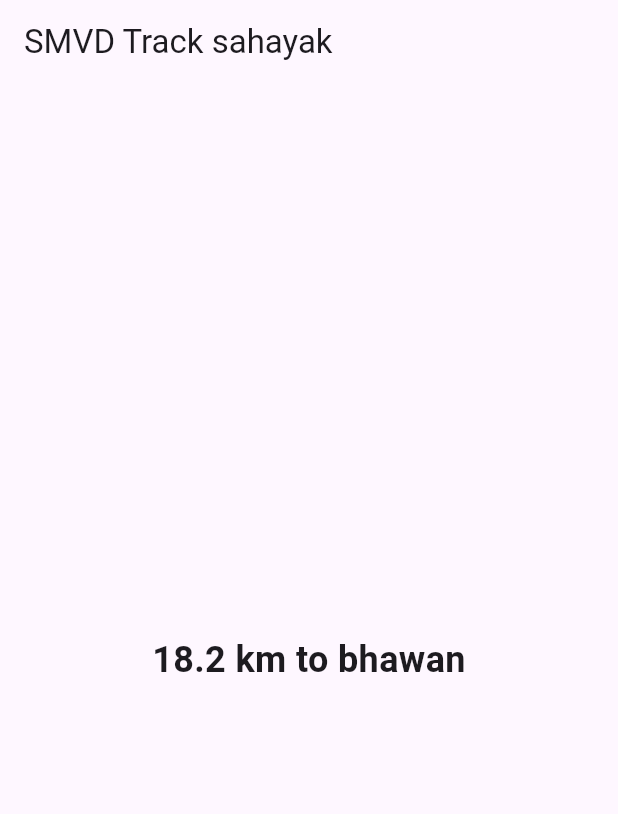
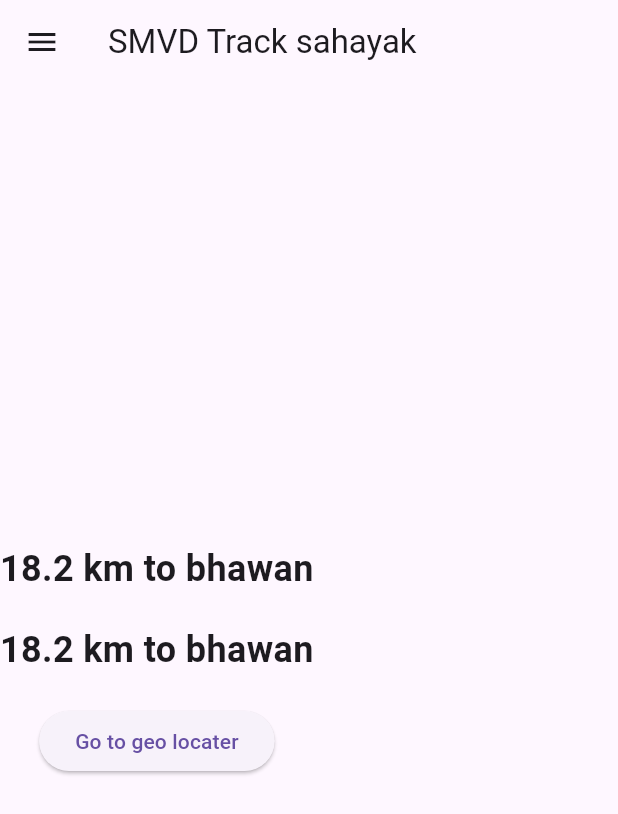
Before and after one commit to Shri-Mata-Vaishnodevi-Track-Sahayak/mobile-app, a Flutter app: the screen it shows after launch, on a phone screen of 412 x 824 dp. Shown: the top 814 px of the screen. Run offline on Flutter 3.47's test engine with Material 3 defaults, Android fonts, the phone set to English and light mode, and no system bars; our stand-ins replace geolocator.

Commit message:
geolocater successfull usecase

```diff
--- a/lib/main.dart
+++ b/lib/main.dart
@@ -1,4 +1,5 @@
 import 'package:flutter/material.dart';
+import 'geolocater_demo.dart';
 
 void main() => runApp(MyApp());
 
@@ -21,10 +22,30 @@ class _MyHomePageState extends State<MyHomePage> {
   Widget build(BuildContext context) {
     return Scaffold(
       appBar: AppBar(
-        title: Text('SMVD Track sahayak'),
+        title: const Text('SMVD Track sahayak'),
       ),
-      body: Center(
-        child: Text(
+      drawer: Drawer(
+        child: ListView(
+          children: [
+            ListTile(
+              title: const Text('Home Page'),
+              onTap: () {
+                _navigateToPage(0);
+              },
+            ),
+            ListTile(
+              title: const Text('Geolocater Demo'),
+              onTap: () {
+                _navigateToPage(1);
+              },
+            ),
+          ],
+        ),
+      ),
+      body: Column(
+        mainAxisAlignment: MainAxisAlignment.center,
+        children: [
+          const Text(
             '18.2 km to bhawan',
             style: TextStyle(
               fontWeight: FontWeight.bold,
@@ -32,7 +53,34 @@ class _MyHomePageState extends State<MyHomePage> {
             ),
             textAlign: TextAlign.center,
           ),
+          const SizedBox(height: 20),
+          const Text(
+            '18.2 km to bhawan',
+            style: TextStyle(
+              fontWeight: FontWeight.bold,
+              fontSize: 24,
+            ),
+            textAlign: TextAlign.center,
+          ),
+          const SizedBox(height: 20),
+          ElevatedButton(
+            onPressed: () {
+              _navigateToGeolocatorPage(context);
+            },
+            child: const Text('Go to geo locater'),
+          ),
+        ],
       ),
     );
   }
+
+  void _navigateToPage(int pageIndex) {
+    Navigator.pop(context); // Close the drawer after navigation
   }
+
+  void _navigateToGeolocatorPage(BuildContext context) {
+    Navigator.of(context).push(MaterialPageRoute(
+        builder: (context) =>
+            MyGeolocationWidget())); // Close the drawer after navigation
+  }
+}
--- a/pubspec.yaml
+++ b/pubspec.yaml
@@ -9,6 +9,8 @@ environment:
 dependencies:
   flutter:
     sdk: flutter
+  geolocator: ^7.6.2
+
 
 dev_dependencies:
   flutter_test:
```
Also changed, not shown: lib/geolocater_demo.dart (added, +94 -0 lines), pubspec.lock, 4 other files. Lines whose indentation alone changed are shown as unchanged.
